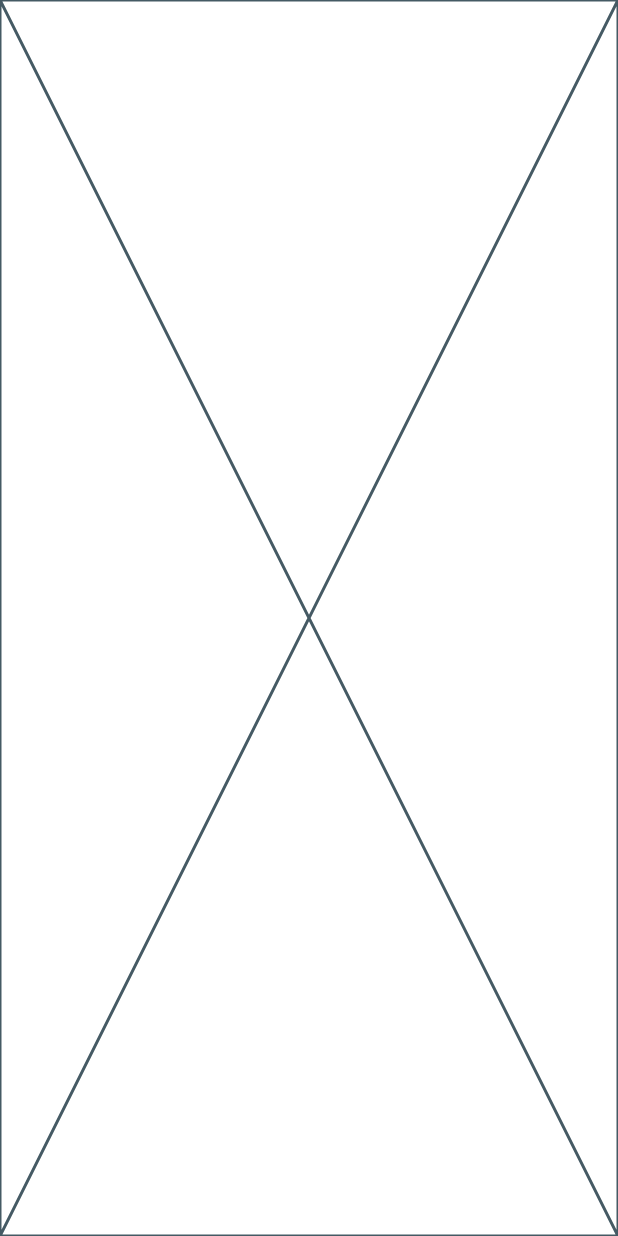
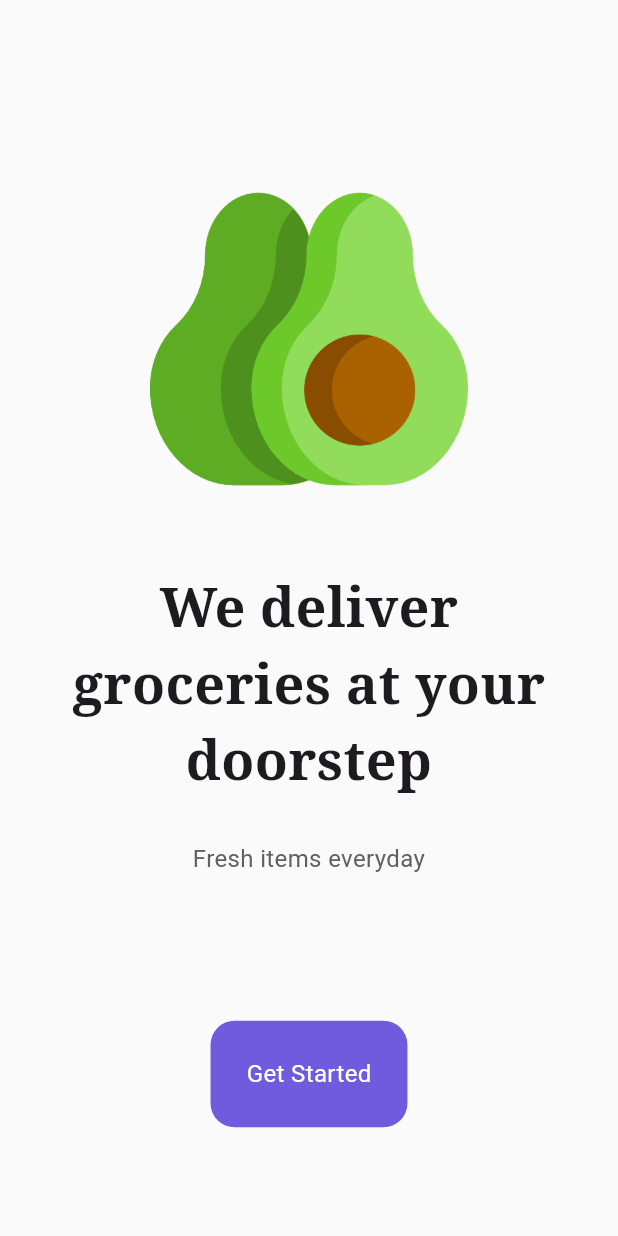
Before and after one commit to stDean/grocery_app_flutter, a Flutter app: the screen it shows after launch, on a phone screen of 412 x 824 dp. Run offline on Flutter 3.47's test engine with Material 3 defaults, Android fonts, the phone set to English and light mode, and no system bars; our stand-ins replace google_fonts.

Commit message:
added the landing screen which leads to the home page

```diff
--- /dev/null
+++ b/lib/pages/Home.page.dart
@@ -0,0 +1,12 @@
+import 'package:flutter/material.dart';
+
+class HomePage extends StatelessWidget {
+  const HomePage({super.key});
+
+  @override
+  Widget build(BuildContext context) {
+    return const Scaffold(
+      body: Text('Home Page'),
+    );
+  }
+}
--- a/lib/pages/Intro.page.dart
+++ b/lib/pages/Intro.page.dart
@@ -1,10 +1,84 @@
+import 'package:first/pages/Home.page.dart';
 import 'package:flutter/material.dart';
+import 'package:google_fonts/google_fonts.dart';
 
 class IntroPage extends StatelessWidget {
   const IntroPage({super.key});
 
   @override
   Widget build(BuildContext context) {
-    return const Placeholder();
+    return Scaffold(
+      backgroundColor: Colors.grey[50],
+      body: SafeArea(
+        child: Column(
+          children: [
+            // logo
+            Padding(
+              padding: const EdgeInsets.only(
+                left: 100.0,
+                right: 100.0,
+                top: 120,
+                bottom: 20,
+              ),
+              child: Image.asset('lib/images/avocado.png'),
+            ),
+
+            // we deliver groceries at your doorstep
+            Padding(
+              padding: const EdgeInsets.all(28.0),
+              child: Text('We deliver groceries at your doorstep',
+                  textAlign: TextAlign.center,
+                  style: GoogleFonts.notoSerif(
+                    fontSize: 36,
+                    fontWeight: FontWeight.bold,
+                  )),
+            ),
+
+            // groceries gives you fresh vegetables and fruits
+            Text(
+              'Fresh items everyday',
+              textAlign: TextAlign.center,
+              style: TextStyle(
+                fontSize: 16,
+                color: Colors.grey[700],
+              ),
+            ),
+
+            const SizedBox(height: 24),
+
+            const Spacer(),
+
+            // Get started button
+            GestureDetector(
+              onTap: () => Navigator.pushReplacement(
+                context,
+                MaterialPageRoute(
+                  builder: (context) {
+                    return const HomePage();
+                  },
+                ),
+              ),
+              child: Container(
+                decoration: BoxDecoration(
+                  color: const Color.fromARGB(255, 112, 91, 222),
+                  borderRadius: BorderRadius.circular(16),
+                ),
+                padding: const EdgeInsets.all(24.0),
+                child: const Text(
+                  "Get Started",
+                  style: TextStyle(
+                    color: Colors.white,
+                    // fontWeight: FontWeight.bold,
+                    fontSize: 16,
+                  ),
+                ),
+              ),
+            ),
+
+            const Spacer(),
+          ],
+        ),
+      ),
+    );
   }
 }
```
Also changed, not shown: pubspec.yaml (+4 -5 lines), lib/images/avocado.png (added), lib/images/banana.png (added), lib/images/chicken.png (added), lib/images/water.png (added), pubspec.lock, 1 other file.
